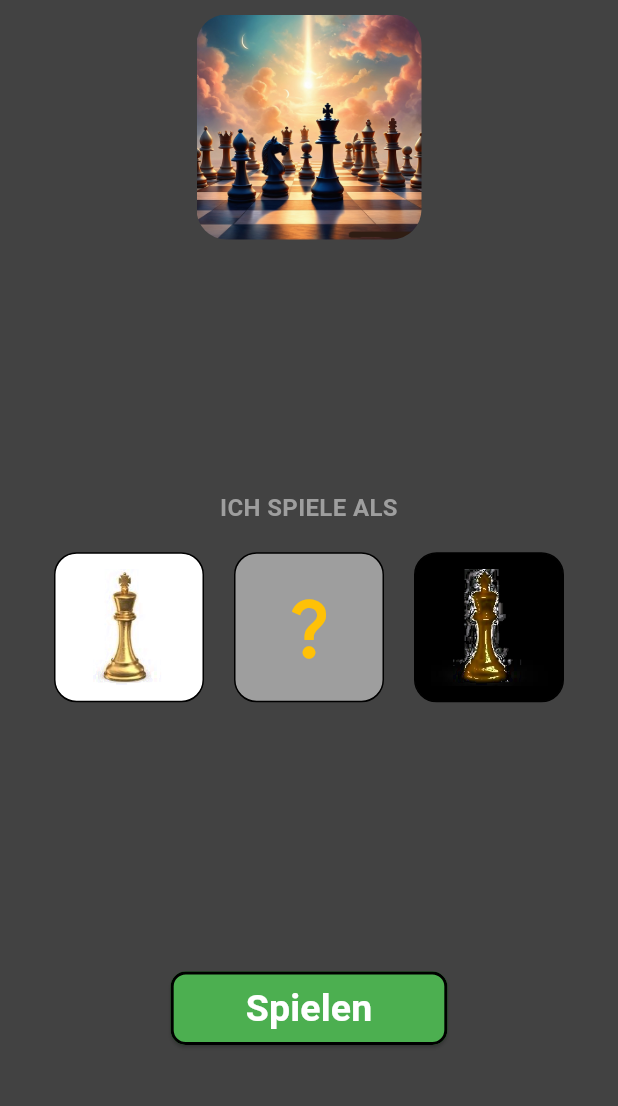
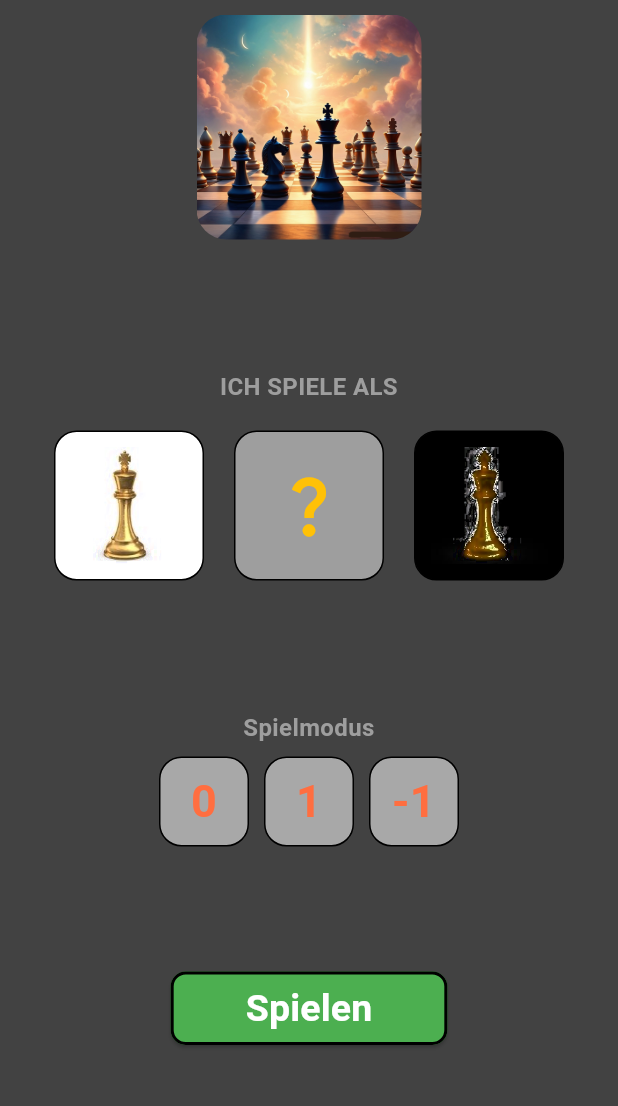
Before and after one commit to Sporteierkuchen/Schach, a Flutter app: the screen it shows after launch, on a phone screen of 412 x 824 dp, the part 116-1222 px from its top. Run offline on Flutter 3.47's test engine with Material 3 defaults, Android fonts, the light colour scheme and no system bars.

Commit message:
spielmodi

```diff
--- a/lib/spielauswahl.dart
+++ b/lib/spielauswahl.dart
@@ -21,7 +21,12 @@ class _SpielAuswahlState extends State<SpielAuswahl> {
     SpielArt(path: "assets/images/figuren/koenig_gold.png", figurenfarbe: 0),
   ];
 
+  List<int> spielModusListe = <int>[
+  0,1,-1
+  ];
+
   SpielArt? selectedSpielArt;
+  int? selectedSpielModus;
 
   @override
   void initState() {
@@ -164,11 +169,97 @@ class _SpielAuswahlState extends State<SpielAuswahl> {
             ),
 
             Padding(
+              padding: const EdgeInsets.symmetric(horizontal: 5,vertical: 10),
+              child: Column(
+                mainAxisAlignment: MainAxisAlignment.center,
+                children: [
+
+                  const Center(
+                    child:
+
+                    Padding(
+                      padding: EdgeInsets.only(left: 10,right: 10, bottom: 5,top: 0),
+                      child: Text(
+                        "Spielmodus",
+                        textAlign: TextAlign.center,
+                        style: TextStyle(
+                            fontSize: 16,
+                            height: 0,
+                            color: Colors.grey,
+                            fontWeight: FontWeight.bold),
+
+                      ),
+                    ),
+                  ),
+
+                  Container(
+                    color: Colors.transparent,
+                    height: 70,
+                    alignment: Alignment.center,
+                    child:
+
+                    ListView.builder(
+                        shrinkWrap: true,
+                        itemCount: spielartenListe.length,
+                        physics: const NeverScrollableScrollPhysics(),
+                        scrollDirection: Axis.horizontal,
+                        itemBuilder: (context, index) {
+
+                          int spielmodus =spielModusListe[index];
+
+                          return
+
+                            Column(
+                              mainAxisSize: MainAxisSize.min,
+                              children: [
+                                Padding(
+                                  padding: const EdgeInsets.all(5),
+                                  child: GestureDetector(
+                                    onTap: () {
+                                      setState(() {
+                                        selectedSpielModus= spielmodus;
+                                      });
+                                    },
+                                    child:
+                                    Container(
+                                      width: 60,
+                                      height: 60,
+                                      alignment:Alignment.center,
+                                      padding: const EdgeInsets.all(5),
+                                      decoration: BoxDecoration(
+                                          color: Colors.white54,
+                                          borderRadius: BorderRadius.circular(15.0),
+                                          border: selectedSpielModus == spielmodus ? Border.all(color: Colors.green,width: 3.0,) : Border.all(color: Colors.black,width: 1.0,)
+                                      ),
+                                      child:
+                                       Text(
+                                        "$spielmodus",
+                                        textAlign: TextAlign.center,
+                                        style: const TextStyle(
+                                            fontSize: 30,
+                                            height: 0,
+                                            color: Colors.deepOrangeAccent,
+                                            fontWeight: FontWeight.bold),
+
+                                      ),
+                                    ),
+                                  ),
+                                ),
+                              ],
+                            );
+
+                        }),
+                  ),
+
+                ],),
+            ),
+
+            Padding(
               padding: const EdgeInsets.only(left: 15, right: 15, top: 20, bottom: 50),
               child: ElevatedButton(
                 onPressed: ()  async {
 
-                  if(selectedSpielArt != null){
+                  if(selectedSpielArt != null && selectedSpielModus != null){
 
                   int spielfarbe= selectedSpielArt!.figurenfarbe;
 
@@ -179,15 +270,25 @@ class _SpielAuswahlState extends State<SpielAuswahl> {
                   }
 
                   if(spielfarbe==1){
-                    await Navigator.pushReplacement(context, MaterialPageRoute(builder: (context) => SpielBrett(figurenfarbe: true,)));
+                    await Navigator.pushReplacement(context, MaterialPageRoute(builder: (context) => SpielBrett(figurenfarbe: true, spielModus: selectedSpielModus!,)));
                   }
                   else{
-                    await Navigator.pushReplacement(context, MaterialPageRoute(builder: (context) => SpielBrett(figurenfarbe: false,)));
+                    await Navigator.pushReplacement(context, MaterialPageRoute(builder: (context) => SpielBrett(figurenfarbe: false, spielModus: selectedSpielModus!,)));
                   }
 
                   }
                   else{
-                    showInfo(context: context, text: "Wähle die Farbe deiner Figuren aus, mit denen du spielen willst!");
+
+                    if(selectedSpielArt == null && selectedSpielModus == null){
+                      showInfo(context: context, text: "Wähle die Farbe deiner Figuren aus und den Spielmodus!");
+                    }
+                    else if(selectedSpielArt == null){
+                      showInfo(context: context, text: "Wähle die Farbe deiner Figuren aus, mit denen du spielen willst!");
+                    }
+                    else if(selectedSpielModus == null){
+                      showInfo(context: context, text: "Wähle einen Spielmodus aus!");
+                    }
+
                   }
 
                 },
```
Also changed, not shown: lib/spielbrett.dart (+153 -112 lines).
